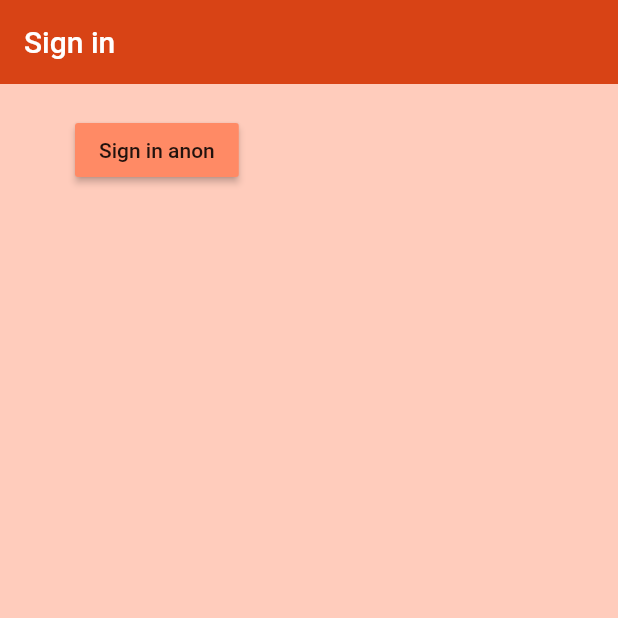
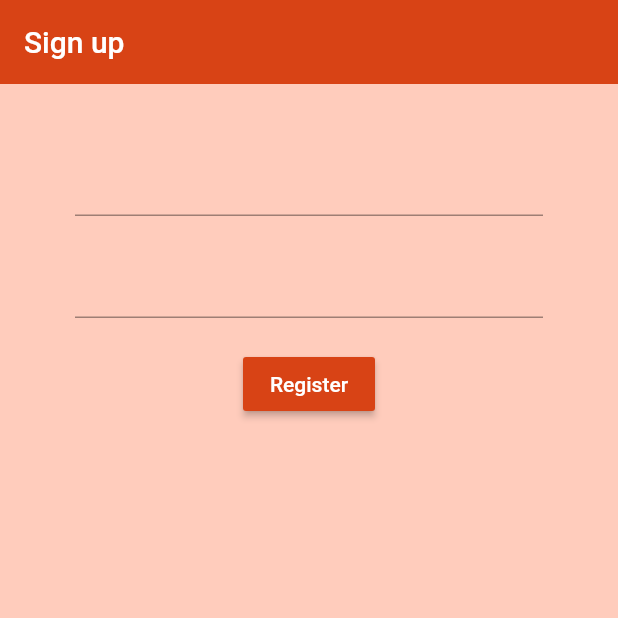
Before and after one commit to VikaKhusti/eng_app, a Flutter app: the screen it shows after launch, on a phone screen of 412 x 824 dp, the top half of it. Run offline on Flutter 3.47's test engine with Material 2 defaults, Android fonts, the phone set to English and light mode, and no system bars; our stand-ins replace firebase_auth; accounts and stored records are empty.

Commit message:
register forms

```diff
--- a/lib/screens/authenticate/authenticate.dart
+++ b/lib/screens/authenticate/authenticate.dart
@@ -1,3 +1,4 @@
+import 'package:engapp/screens/authenticate/register.dart';
 import 'package:engapp/screens/authenticate/sign_in.dart';
 import 'package:flutter/material.dart';
 
@@ -10,7 +11,7 @@
   @override
   Widget build(BuildContext context) {
     return Container(
-      child: SignIn(),
+      child: Register(),
     );
   }
 }
--- /dev/null
+++ b/lib/screens/authenticate/register.dart
@@ -0,0 +1,62 @@
+import 'package:flutter/material.dart';
+import 'package:engapp/services/auth.dart';
+
+class Register extends StatefulWidget {
+  @override
+  _RegisterState createState() => _RegisterState();
+}
+
+class _RegisterState extends State<Register> {
+
+  final AuthService _auth = AuthService();
+
+  //text field state
+  String email = '';
+  String password = '';
+
+  @override
+  Widget build(BuildContext context) {
+    return Scaffold(
+      backgroundColor: Colors.deepOrange[100],
+      appBar: AppBar(
+        backgroundColor: Colors.deepOrange[800],
+        elevation: 0.0,
+        title: Text('Sign up'),
+      ),
+      body: Container(
+        padding: EdgeInsets.symmetric(vertical: 20.0, horizontal: 50.0),
+        child: Form(
+          child: Column(
+            children: <Widget>[
+              SizedBox(height: 20.0),
+              TextFormField(
+                onChanged: (val) {
+                  setState(() => email = val );
+                },
+              ),
+              SizedBox(height: 20.0),
+              TextFormField(
+                obscureText: true,
+                onChanged: (val) {
+                  setState(() => password = val );
+                },
+              ),
+              SizedBox(height: 20.0),
+              RaisedButton(
+                color: Colors.deepOrange[800],
+                child: Text(
+                  'Register',
+                  style: TextStyle(color: Colors.white),
+                ),
+                onPressed: () async {
+                  print(email);
+                  print(password);
+                },
+              ),
+            ],
+          ),
+        ),
+      ),
+    );
+  }
+}
```
Also changed, not shown: lib/screens/authenticate/sign_in.dart (+34 -13 lines).
